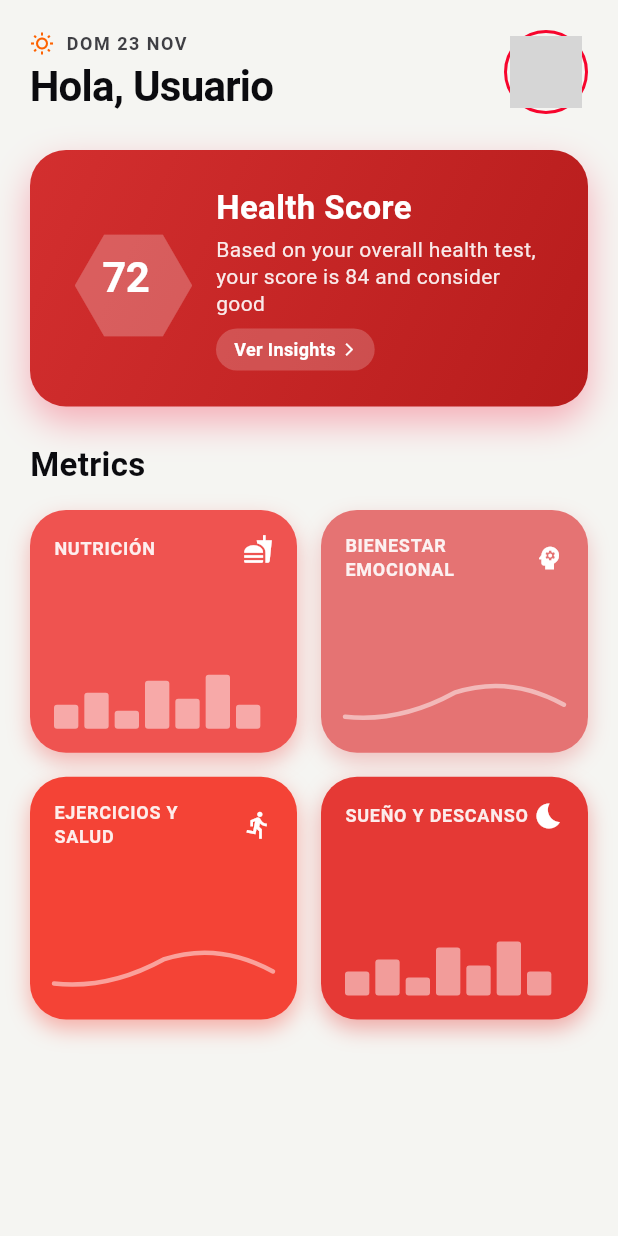
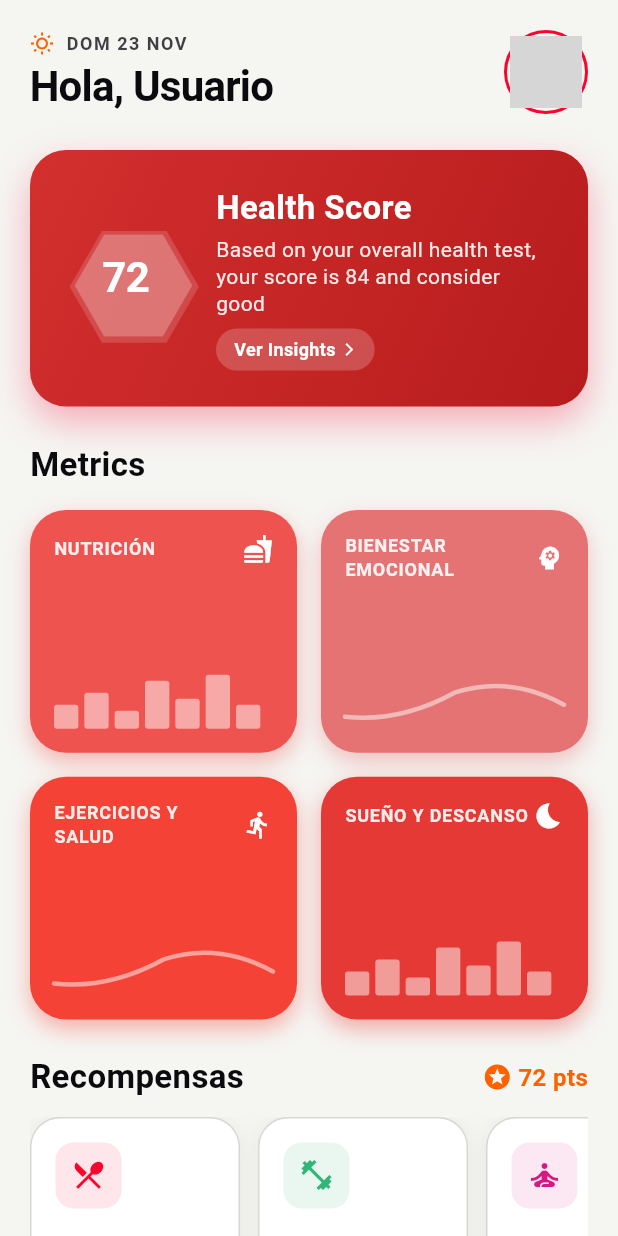
Before and after one commit to HackthonRimacBienestar/VivloApp, a Flutter app: the HomeTab screen opened directly, on a phone screen of 412 x 824 dp. Run offline on Flutter 3.47's test engine with Material 3 defaults, Android fonts, the light colour scheme and no system bars; our stand-ins replace equatable, flutter_svg, permission_handler; missing offline and left inert: auth0_flutter, sound_stream; network calls fail; Roboto replaces fonts that are missing (Plus Jakarta Sans); grey boxes are pictures that could not be loaded.

Commit message:
feat: implement home tab UI with health score card, metric cards, and rewards carousel

```diff
--- a/lib/features/home/presentation/pages/home_tab.dart
+++ b/lib/features/home/presentation/pages/home_tab.dart
@@ -4,6 +4,7 @@ import '../../../../core/ui/theme/spacing.dart';
 import '../widgets/home_header.dart';
 import '../widgets/health_score_card.dart';
 import '../widgets/metrics_grid.dart';
+import '../widgets/rewards_carousel.dart';
 
 class HomeTab extends StatelessWidget {
   const HomeTab({super.key});
@@ -23,6 +24,8 @@ class HomeTab extends StatelessWidget {
               HealthScoreCard(),
               SizedBox(height: AppSpacing.xl),
               MetricsGrid(),
+              SizedBox(height: AppSpacing.xl),
+              RewardsCarousel(),
             ],
           ),
         ),
--- a/lib/features/home/presentation/widgets/health_score_card.dart
+++ b/lib/features/home/presentation/widgets/health_score_card.dart
@@ -3,17 +3,73 @@ import '../../../../core/ui/theme/colors.dart';
 import '../../../../core/ui/theme/spacing.dart';
 import '../../../../core/ui/theme/typography.dart';
 
-class HealthScoreCard extends StatelessWidget {
+class HealthScoreCard extends StatefulWidget {
   const HealthScoreCard({super.key});
 
   @override
+  State<HealthScoreCard> createState() => _HealthScoreCardState();
+}
+
+class _HealthScoreCardState extends State<HealthScoreCard>
+    with SingleTickerProviderStateMixin {
+  late AnimationController _controller;
+  late Animation<double> _scaleAnimation;
+  late Animation<double> _fadeAnimation;
+  late Animation<int> _scoreAnimation;
+
+  @override
+  void initState() {
+    super.initState();
+    _controller = AnimationController(
+      duration: const Duration(milliseconds: 1200),
+      vsync: this,
+    );
+
+    _scaleAnimation = Tween<double>(begin: 0.8, end: 1.0).animate(
+      CurvedAnimation(
+        parent: _controller,
+        curve: const Interval(0.0, 0.6, curve: Curves.easeOutBack),
+      ),
+    );
+
+    _fadeAnimation = Tween<double>(begin: 0.0, end: 1.0).animate(
+      CurvedAnimation(
+        parent: _controller,
+        curve: const Interval(0.0, 0.5, curve: Curves.easeIn),
+      ),
+    );
+
+    _scoreAnimation = IntTween(begin: 0, end: 72).animate(
+      CurvedAnimation(
+        parent: _controller,
+        curve: const Interval(0.3, 1.0, curve: Curves.easeOutCubic),
+      ),
+    );
+
+    _controller.forward();
+  }
+
+  @override
+  void dispose() {
+    _controller.dispose();
+    super.dispose();
+  }
+
+  @override
   Widget build(BuildContext context) {
-    return Container(
+    return AnimatedBuilder(
+      animation: _controller,
+      builder: (context, child) {
+        return Transform.scale(
+          scale: _scaleAnimation.value,
+          child: Opacity(
+            opacity: _fadeAnimation.value,
+            child: Container(
               width: double.infinity,
               padding: const EdgeInsets.all(AppSpacing.xl),
               decoration: BoxDecoration(
                 gradient: const LinearGradient(
-          colors: [Color(0xFFD32F2F), Color(0xFFB71C1C)], // Deep red gradient
+                  colors: [Color(0xFFD32F2F), Color(0xFFB71C1C)],
                   begin: Alignment.topLeft,
                   end: Alignment.bottomRight,
                 ),
@@ -28,16 +84,42 @@ class HealthScoreCard extends StatelessWidget {
               ),
               child: Row(
                 children: [
-          // Hexagon Score
+                  // Hexagon Score with pulse animation
                   SizedBox(
                     width: 80,
                     height: 80,
                     child: Stack(
                       alignment: Alignment.center,
                       children: [
-                const Icon(Icons.hexagon, size: 90, color: Colors.white24),
+                        // Pulsing background hexagon
+                        TweenAnimationBuilder<double>(
+                          tween: Tween(begin: 0.9, end: 1.1),
+                          duration: const Duration(milliseconds: 1500),
+                          curve: Curves.easeInOut,
+                          builder: (context, scale, child) {
+                            return Transform.scale(
+                              scale: scale,
+                              child: Icon(
+                                Icons.hexagon,
+                                size: 90,
+                                color: Colors.white.withOpacity(0.15),
+                              ),
+                            );
+                          },
+                          onEnd: () {
+                            // Continue pulsing
+                            if (mounted) {
+                              setState(() {});
+                            }
+                          },
+                        ),
+                        const Icon(
+                          Icons.hexagon,
+                          size: 90,
+                          color: Colors.white24,
+                        ),
                         Text(
-                  '72',
+                          '${_scoreAnimation.value}',
                           style: AppTypography.displayM.copyWith(
                             color: Colors.white,
                             fontWeight: FontWeight.bold,
@@ -105,6 +187,10 @@ class HealthScoreCard extends StatelessWidget {
                   ),
                 ],
               ),
+            ),
+          ),
+        );
+      },
     );
   }
 }
--- a/lib/features/home/presentation/widgets/metric_card.dart
+++ b/lib/features/home/presentation/widgets/metric_card.dart
@@ -1,14 +1,14 @@
 import 'package:flutter/material.dart';
-
 import '../../../../core/ui/theme/typography.dart';
 
 enum ChartType { line, bar }
 
-class MetricCard extends StatelessWidget {
+class MetricCard extends StatefulWidget {
   final String title;
   final IconData icon;
   final Color color;
   final ChartType chartType;
+  final int index; // For staggered animation
 
   const MetricCard({
     super.key,
@@ -16,18 +16,69 @@ class MetricCard extends StatelessWidget {
     required this.icon,
     required this.color,
     required this.chartType,
+    this.index = 0,
   });
 
   @override
+  State<MetricCard> createState() => _MetricCardState();
+}
+
+class _MetricCardState extends State<MetricCard>
+    with SingleTickerProviderStateMixin {
+  late AnimationController _controller;
+  late Animation<double> _scaleAnimation;
+  late Animation<double> _fadeAnimation;
+
+  @override
+  void initState() {
+    super.initState();
+    _controller = AnimationController(
+      duration: const Duration(milliseconds: 800),
+      vsync: this,
+    );
+
+    // Stagger the animation based on index
+    final delay = widget.index * 100;
+    Future.delayed(Duration(milliseconds: delay), () {
+      if (mounted) {
+        _controller.forward();
+      }
+    });
+
+    _scaleAnimation = Tween<double>(
+      begin: 0.8,
+      end: 1.0,
+    ).animate(CurvedAnimation(parent: _controller, curve: Curves.easeOutBack));
+
+    _fadeAnimation = Tween<double>(
+      begin: 0.0,
+      end: 1.0,
+    ).animate(CurvedAnimation(parent: _controller, curve: Curves.easeIn));
+  }
+
+  @override
+  void dispose() {
+    _controller.dispose();
+    super.dispose();
+  }
+
+  @override
   Widget build(BuildContext context) {
-    return Container(
+    return AnimatedBuilder(
+      animation: _controller,
+      builder: (context, child) {
+        return Transform.scale(
+          scale: _scaleAnimation.value,
+          child: Opacity(
+            opacity: _fadeAnimation.value,
+            child: Container(
               padding: const EdgeInsets.all(16),
               decoration: BoxDecoration(
-        color: color,
+                color: widget.color,
                 borderRadius: BorderRadius.circular(24),
                 boxShadow: [
                   BoxShadow(
-            color: color.withOpacity(0.4),
+                    color: widget.color.withOpacity(0.4),
                     blurRadius: 12,
                     offset: const Offset(0, 6),
                   ),
@@ -41,7 +92,7 @@ class MetricCard extends StatelessWidget {
                     children: [
                       Expanded(
                         child: Text(
-                  title.toUpperCase(),
+                          widget.title.toUpperCase(),
                           style: AppTypography.caption.copyWith(
                             color: Colors.white.withOpacity(0.9),
                             fontWeight: FontWeight.bold,
@@ -50,7 +101,7 @@ class MetricCard extends StatelessWidget {
                           maxLines: 2,
                         ),
                       ),
-              Icon(icon, color: Colors.white, size: 20),
+                      Icon(widget.icon, color: Colors.white, size: 20),
                     ],
                   ),
                   const Spacer(),
@@ -60,12 +111,16 @@ class MetricCard extends StatelessWidget {
                     child: CustomPaint(
                       painter: _ChartPainter(
                         color: Colors.white.withOpacity(0.5),
-                type: chartType,
+                        type: widget.chartType,
                       ),
                     ),
                   ),
                 ],
               ),
+            ),
+          ),
+        );
+      },
     );
   }
 }
--- a/lib/features/home/presentation/widgets/metrics_grid.dart
+++ b/lib/features/home/presentation/widgets/metrics_grid.dart
@@ -31,26 +31,30 @@ class MetricsGrid extends StatelessWidget {
             MetricCard(
               title: 'NUTRICIÓN',
               icon: Icons.fastfood,
-              color: Color(0xFFEF5350), // Red 400
+              color: Color(0xFFEF5350),
               chartType: ChartType.bar,
+              index: 0,
             ),
             MetricCard(
               title: 'BIENESTAR EMOCIONAL',
               icon: Icons.psychology,
-              color: Color(0xFFE57373), // Red 300
+              color: Color(0xFFE57373),
               chartType: ChartType.line,
+              index: 1,
             ),
             MetricCard(
               title: 'EJERCICIOS Y SALUD',
               icon: Icons.directions_run,
-              color: Color(0xFFF44336), // Red 500
+              color: Color(0xFFF44336),
               chartType: ChartType.line,
+              index: 2,
             ),
             MetricCard(
               title: 'SUEÑO Y DESCANSO',
               icon: Icons.bedtime,
-              color: Color(0xFFE53935), // Red 600
+              color: Color(0xFFE53935),
               chartType: ChartType.bar,
+              index: 3,
             ),
           ],
         ),
--- /dev/null
+++ b/lib/features/home/presentation/widgets/rewards_carousel.dart
@@ -0,0 +1,278 @@
+import 'package:flutter/material.dart';
+import '../../../../core/ui/theme/colors.dart';
+import '../../../../core/ui/theme/spacing.dart';
+import '../../../../core/ui/theme/typography.dart';
+
+class RewardsCarousel extends StatelessWidget {
+  const RewardsCarousel({super.key});
+
+  @override
+  Widget build(BuildContext context) {
+    return Column(
+      crossAxisAlignment: CrossAxisAlignment.start,
+      children: [
+        Row(
+          mainAxisAlignment: MainAxisAlignment.spaceBetween,
+          children: [
+            Text(
+              'Recompensas',
+              style: AppTypography.title.copyWith(
+                fontWeight: FontWeight.bold,
+                color: AppColors.ink,
+              ),
+            ),
+            Row(
+              children: [
+                const Icon(Icons.stars, color: AppColors.emberOrange, size: 20),
+                const SizedBox(width: 4),
+                Text(
+                  '72 pts',
+                  style: AppTypography.body.copyWith(
+                    fontWeight: FontWeight.bold,
+                    color: AppColors.emberOrange,
+                  ),
+                ),
+              ],
+            ),
+          ],
+        ),
+        const SizedBox(height: AppSpacing.sm),
+        SizedBox(
+          height: 180,
+          child: ListView.builder(
+            scrollDirection: Axis.horizontal,
+            itemCount: _rewards.length,
+            itemBuilder: (context, index) {
+              final reward = _rewards[index];
+              return Padding(
+                padding: EdgeInsets.only(
+                  right: index < _rewards.length - 1 ? AppSpacing.sm : 0,
+                ),
+                child: _RewardCard(
+                  title: reward.title,
+                  description: reward.description,
+                  points: reward.points,
+                  icon: reward.icon,
+                  color: reward.color,
+                  index: index,
+                ),
+              );
+            },
+          ),
+        ),
+      ],
+    );
+  }
+
+  static List<_RewardData> get _rewards => [
+    _RewardData(
+      title: 'Consulta Nutricional',
+      description: 'Sesión personalizada',
+      points: '30 pts',
+      icon: Icons.restaurant_menu,
+      color: AppColors.flareRed,
+    ),
+    _RewardData(
+      title: 'Descuento Gimnasio',
+      description: '20% off membresia',
+      points: '50 pts',
+      icon: Icons.fitness_center,
+      color: const Color(0xFF31B579), // status.success
+    ),
+    _RewardData(
+      title: 'Clase de Yoga',
+      description: 'Sesión virtual',
+      points: '25 pts',
+      icon: Icons.self_improvement,
+      color: const Color(0xFFD41983), // accent.info (pulse_magenta)
+    ),
+    _RewardData(
+      title: 'Check-up Médico',
+      description: 'Evaluación completa',
+      points: '80 pts',
+      icon: Icons.medical_services,
+      color: AppColors.emberOrange,
+    ),
+  ];
+}
+
+class _RewardData {
+  final String title;
+  final String description;
+  final String points;
+  final IconData icon;
+  final Color color;
+
+  _RewardData({
+    required this.title,
+    required this.description,
+    required this.points,
+    required this.icon,
+    required this.color,
+  });
+}
+
+class _RewardCard extends StatefulWidget {
+  final String title;
+  final String description;
+  final String points;
+  final IconData icon;
+  final Color color;
+  final int index;
+
+  const _RewardCard({
+    required this.title,
+    required this.description,
+    required this.points,
+    required this.icon,
+    required this.color,
+    required this.index,
+  });
+
+  @override
+  State<_RewardCard> createState() => _RewardCardState();
+}
+
+class _RewardCardState extends State<_RewardCard>
+    with SingleTickerProviderStateMixin {
+  late AnimationController _controller;
+  late Animation<double> _scaleAnimation;
+  late Animation<double> _fadeAnimation;
+  late Animation<Offset> _slideAnimation;
+
+  @override
+  void initState() {
+    super.initState();
+    _controller = AnimationController(
+      duration: const Duration(milliseconds: 600),
+      vsync: this,
+    );
+
+    // Stagger animation based on index
+    final delay = widget.index * 80;
+    Future.delayed(Duration(milliseconds: delay), () {
+      if (mounted) {
+        _controller.forward();
+      }
+    });
+
+    _scaleAnimation = Tween<double>(
+      begin: 0.8,
+      end: 1.0,
+    ).animate(CurvedAnimation(parent: _controller, curve: Curves.easeOutBack));
+
+    _fadeAnimation = Tween<double>(begin: 0.0, end: 1.0).animate(
+      CurvedAnimation(
+        parent: _controller,
+        curve: const Interval(0.0, 0.5, curve: Curves.easeIn),
+      ),
+    );
+
+    _slideAnimation = Tween<Offset>(
+      begin: const Offset(0.3, 0),
+      end: Offset.zero,
+    ).animate(CurvedAnimation(parent: _controller, curve: Curves.easeOut));
+  }
+
+  @override
+  void dispose() {
+    _controller.dispose();
+    super.dispose();
+  }
+
+  @override
+  Widget build(BuildContext context) {
+    return AnimatedBuilder(
+      animation: _controller,
+      builder: (context, child) {
+        return SlideTransition(
+          position: _slideAnimation,
+          child: Transform.scale(
+            scale: _scaleAnimation.value,
+            child: Opacity(
+              opacity: _fadeAnimation.value,
+              child: Container(
+                width: 140,
+                padding: const EdgeInsets.all(AppSpacing.md),
+                decoration: BoxDecoration(
+                  color: AppColors.surface,
+                  borderRadius: BorderRadius.circular(20), // card radius
+                  border: Border.all(color: AppColors.line, width: 1),
+                  boxShadow: [
+                    BoxShadow(
+                      color: Colors.black.withOpacity(0.06),
+                      blurRadius: 12,
+                      offset: const Offset(0, 2),
+                    ),
+                  ],
+                ),
+                child: Column(
+                  crossAxisAlignment: CrossAxisAlignment.start,
+                  children: [
+                    // Icon container with color
+                    Container(
+                      padding: const EdgeInsets.all(10),
+                      decoration: BoxDecoration(
+                        color: widget.color.withOpacity(0.1),
+                        borderRadius: BorderRadius.circular(12),
+                      ),
+                      child: Icon(widget.icon, color: widget.color, size: 24),
+                    ),
+                    const Spacer(),
+                    // Title
+                    Text(
+                      widget.title,
+                      style: AppTypography.bodySmall.copyWith(
+                        fontWeight: FontWeight.bold,
+                        color: AppColors.ink,
+                        height: 1.2,
+                      ),
+                      maxLines: 2,
+                      overflow: TextOverflow.ellipsis,
+                    ),
+                    const SizedBox(height: 4),
+                    // Description
+                    Text(
+                      widget.description,
+                      style: AppTypography.caption.copyWith(
+                        color: AppColors.inkMuted,
+                      ),
+                      maxLines: 1,
+                      overflow: TextOverflow.ellipsis,
+                    ),
+                    const SizedBox(height: 4),
+                    // Points chip
+                    Container(
+                      padding: const EdgeInsets.symmetric(
+                        horizontal: 8,
+                        vertical: 4,
+                      ),
+                      decoration: BoxDecoration(
+                        color: widget.color.withOpacity(0.1),
+                        borderRadius: BorderRadius.circular(12),
+                      ),
+                      child: Row(
+                        mainAxisSize: MainAxisSize.min,
+                        children: [
+                          Icon(Icons.star, color: widget.color, size: 12),
+                          const SizedBox(width: 4),
+                          Text(
+                            widget.points,
+                            style: AppTypography.caption.copyWith(
+                              color: widget.color,
+                              fontWeight: FontWeight.bold,
+                            ),
+                          ),
+                        ],
+                      ),
+                    ),
+                  ],
+                ),
+              ),
+            ),
+          ),
+        );
+      },
+    );
+  }
+}
```
Lines whose indentation alone changed are shown as unchanged.
